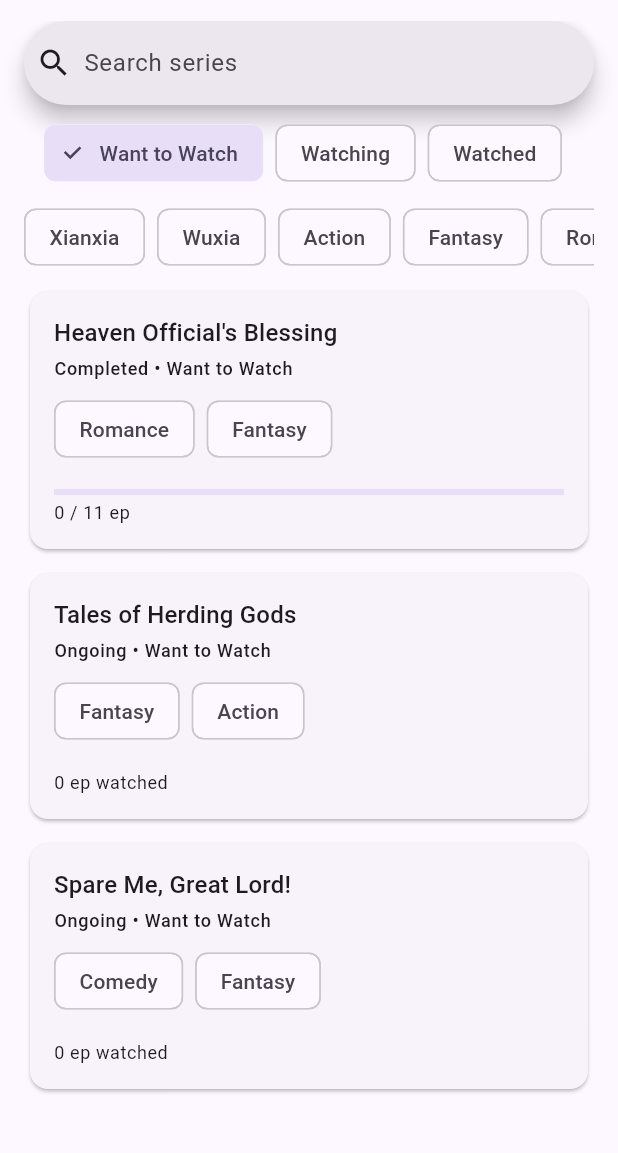
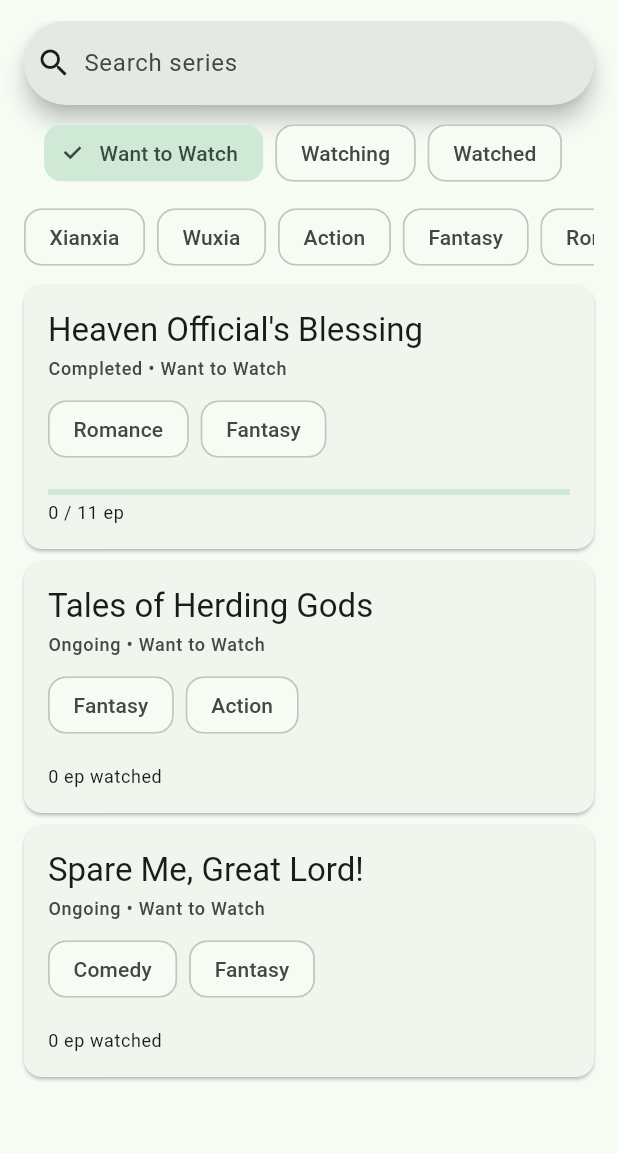
Before and after one commit to Drielz81/VP_Week-2_2086022510018_Dayrren-Adriel-Sujaya, a Flutter app: the screen it shows after launch, after a tap on "Want to Watch", on a phone screen of 412 x 824 dp, the part 63-1216 px from its top. Run offline on Flutter 3.47's test engine with Material 3 defaults, Android fonts, the phone set to English and light mode, and no system bars.

Commit message:
H3 : tidak ada komponen yang diganti

```diff
--- a/lib/core/theme/app_theme.dart
+++ b/lib/core/theme/app_theme.dart
@@ -3,7 +3,11 @@ import 'package:flutter/material.dart';
 class AppTheme {
   const AppTheme._();
 
-  static const Color _seedColor = Color(0xFF6750A4);
+  static const Color _seedColor = Color(0xFF00A86B);
+
+  static const RoundedRectangleBorder _shape = RoundedRectangleBorder(
+    borderRadius: BorderRadius.all(Radius.circular(12)),
+  );
 
   static ThemeData get light => _build(Brightness.light);
   static ThemeData get dark => _build(Brightness.dark);
@@ -17,6 +21,11 @@ class AppTheme {
     return ThemeData(
       useMaterial3: true,
       colorScheme: colorScheme,
+      cardTheme: const CardThemeData(
+        shape: _shape,
+        margin: EdgeInsets.zero,
+      ),
+      chipTheme: const ChipThemeData(shape: _shape),
     );
   }
 }
--- a/lib/features/watchlist/presentation/widgets/series_card.dart
+++ b/lib/features/watchlist/presentation/widgets/series_card.dart
@@ -4,11 +4,7 @@ import '../../domain/entities/series.dart';
 import 'watch_progress.dart';
 
 class SeriesCard extends StatelessWidget {
-  const SeriesCard({
-    super.key,
-    required this.series,
-    required this.onTap,
-  });
+  const SeriesCard({super.key, required this.series, required this.onTap});
 
   final Series series;
   final VoidCallback onTap;
@@ -28,14 +24,16 @@ class SeriesCard extends StatelessWidget {
             children: [
               Text(
                 series.title,
-                style: theme.textTheme.titleMedium,
+                style: theme.textTheme.titleLarge,
                 maxLines: 2,
                 overflow: TextOverflow.ellipsis,
               ),
               const SizedBox(height: 4),
               Text(
                 '${series.seriesStatus.label} • ${series.watchStatus.label}',
-                style: theme.textTheme.labelMedium,
+                style: theme.textTheme.labelMedium?.copyWith(
+                  color: theme.colorScheme.onSurfaceVariant,
+                ),
               ),
               const SizedBox(height: 8),
               Wrap(
```
Also changed, not shown: After.png (added), Before.png (added), 2 other files.
